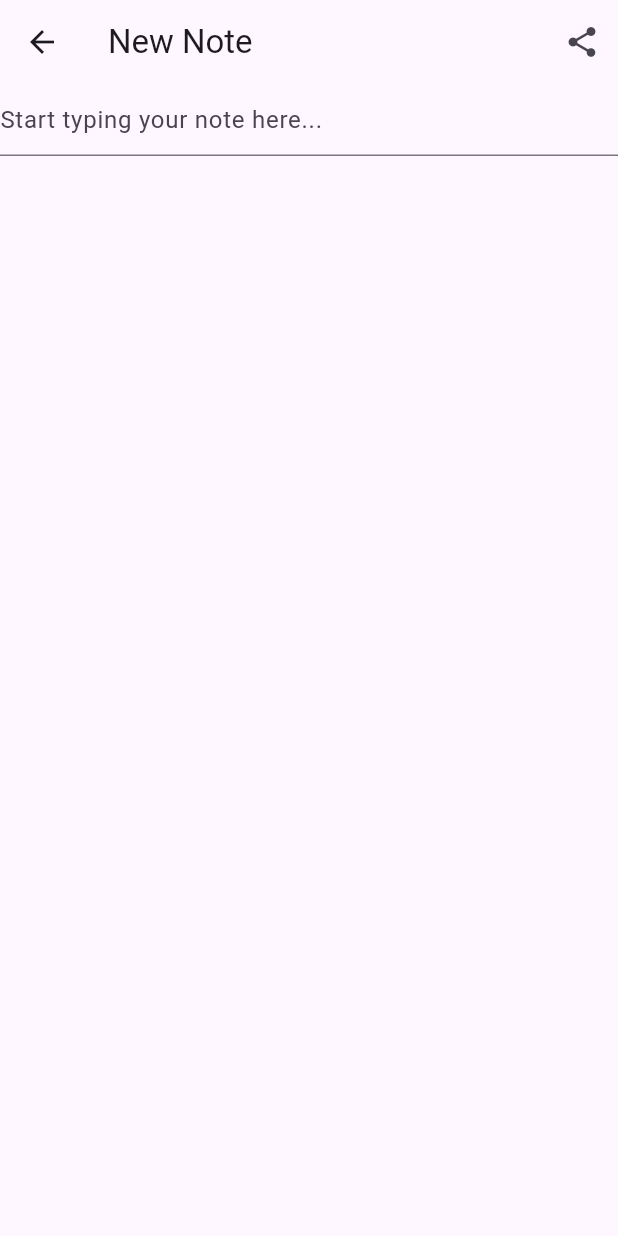
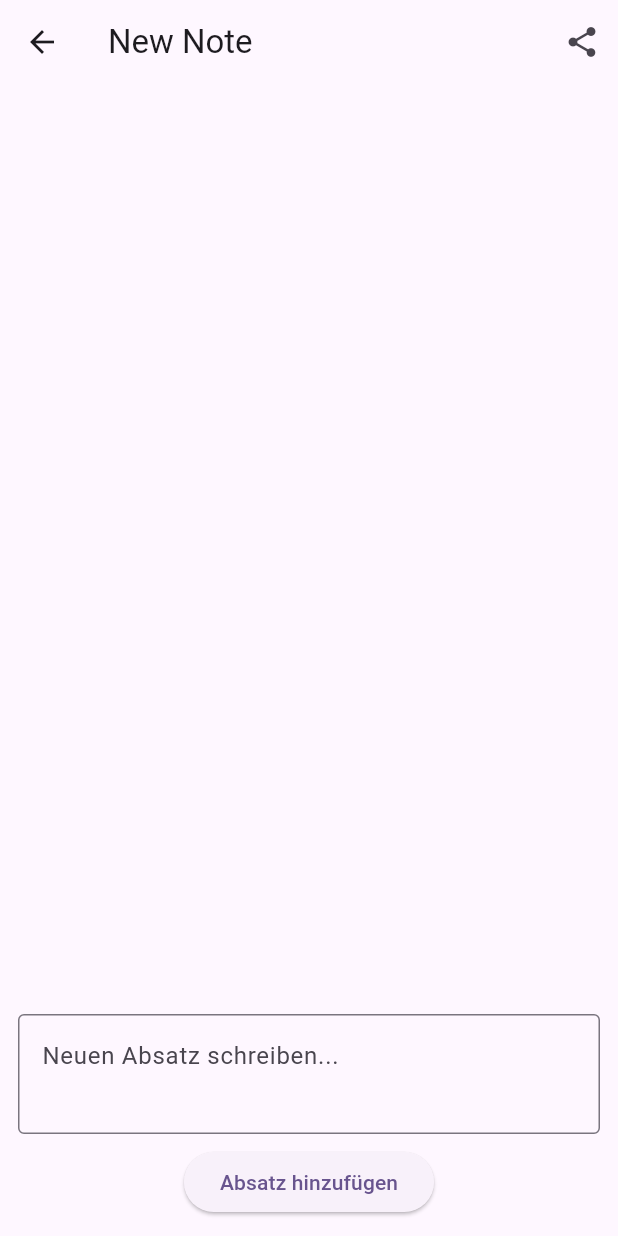
Before and after one commit to LauraRinglstetter/My-Notes, a Flutter app: the NotesView screen opened by its route, after a tap on the "add" icon, on a phone screen of 412 x 824 dp. Run offline on Flutter 3.47's test engine with Material 3 defaults, Android fonts, the phone set to English and light mode, and no system bars; our stand-ins replace cloud_firestore, firebase_auth, firebase_core; accounts and stored records are empty; network calls fail.

Commit message:
Sharing-Funktion erweitert

```diff
--- a/lib/services/cloud/cloud_note.dart
+++ b/lib/services/cloud/cloud_note.dart
@@ -6,12 +6,73 @@ import 'package:flutter/widgets.dart';
 class CloudNote {
   final String documentId;
   final String ownerUserId;
+  final List<NoteParagraph> content;
+  final List<String> sharedWith;
+
+  const CloudNote({
+    required this.documentId,
+    required this.ownerUserId,
+    required this.content,
+    required this.sharedWith,
+  });
+
+  factory CloudNote.fromSnapshot(QueryDocumentSnapshot<Map<String, dynamic>> snapshot) {
+    final data = snapshot.data();
+    final contentList = data[contentFieldName] as List<dynamic>? ?? [];
+    final parsedContent = contentList
+        .map((e) => NoteParagraph.fromMap(e as Map<String, dynamic>))
+        .toList();
+
+    return CloudNote(
+      documentId: snapshot.id,
+      ownerUserId: data[ownerUserIdFieldName] as String,
+      sharedWith: List<String>.from(data[sharedWithFieldName] ?? []),
+      content: parsedContent,
+    );
+  }
+
+  factory CloudNote.fromDocumentSnapshot(DocumentSnapshot<Map<String, dynamic>> snapshot) {
+    final data = snapshot.data()!;
+    final contentList = data[contentFieldName] as List<dynamic>? ?? [];
+    final parsedContent = contentList
+        .map((e) => NoteParagraph.fromMap(e as Map<String, dynamic>))
+        .toList();
+
+    return CloudNote(
+      documentId: snapshot.id,
+      ownerUserId: data[ownerUserIdFieldName] as String,
+      sharedWith: List<String>.from(data[sharedWithFieldName] ?? []),
+      content: parsedContent,
+    );
+  }
+
+}
+
+//damit erkennbar, wer was und wann geschrieben hat:
+class NoteParagraph {
+  final String author;
   final String text;
+  final DateTime timestamp;
 
-  const CloudNote({required this.documentId, required this.ownerUserId, required this.text});
+  NoteParagraph({
+    required this.author,
+    required this.text,
+    required this.timestamp,
+  });
 
-  CloudNote.fromSnapshot(QueryDocumentSnapshot<Map<String, dynamic>> snapshot) :
-    documentId = snapshot.id,
-    ownerUserId = snapshot.data()[ownerUserIdFieldName],
-    text = snapshot.data()[textFieldName] as String;
+  Map<String, dynamic> toMap() {
+    return {
+      'author': author,
+      'text': text,
+      'timestamp': timestamp.toIso8601String(),
+    };
+  }
+
+  factory NoteParagraph.fromMap(Map<String, dynamic> map) {
+    return NoteParagraph(
+      author: map['author'] as String,
+      text: map['text'] as String,
+      timestamp: DateTime.parse(map['timestamp']),
+    );
+  }
 }
--- a/lib/services/cloud/cloud_storage_constants.dart
+++ b/lib/services/cloud/cloud_storage_constants.dart
@@ -1,2 +1,4 @@
 const ownerUserIdFieldName = 'user_id';
-const textFieldName = 'text';
+//const textFieldName = 'text';
+const sharedWithFieldName = 'shared_with';
+const contentFieldName = 'content';
--- a/lib/services/cloud/firebase_cloud_storage.dart
+++ b/lib/services/cloud/firebase_cloud_storage.dart
@@ -19,22 +19,29 @@ class FirebaseCloudStorage {
     }
   }
 
-  Future<void> updateNote({
-    required String documentId,
-    required String text,
-  }) async {
-    try {
-      notes.doc(documentId).update({textFieldName: text});
-    } catch (e) {
-        throw CouldNotUpdateNoteException();
-    }
+  // Future<void> updateNote({
+  //   required String documentId,
+  //   required String text,
+  // }) async {
+  //   try {
+  //     notes.doc(documentId).update({textFieldName: text});
+  //   } catch (e) {
+  //       throw CouldNotUpdateNoteException();
+  //   }
+  // }
+
+  //gibt Live-Stream aller Notizen zurück die Nutzer erstellt hat oder die mit ihm geteilt wurden
+  Stream<Iterable<CloudNote>> allNotes({
+    required String userId,
+    required String userEmail,
+  }) {
+    return notes.snapshots().map((snapshot) {
+      return snapshot.docs
+          .map((doc) => CloudNote.fromSnapshot(doc))
+          .where((note) =>
+              note.ownerUserId == userId || note.sharedWith.contains(userEmail));
+    });
   }
-
-  //gibt Live-Stream aller Notizen eines bestimmten Benutzers zurück
-  Stream<Iterable<CloudNote>> allNotes({required String ownerUserId}) =>
-    notes.snapshots().map((event) => event.docs
-      .map((doc) => CloudNote.fromSnapshot(doc))
-      .where((note) => note.ownerUserId == ownerUserId));
 
   //holt alle Notizen eines bestimmten Nutzers auf der Firestore-Datenbank,
   //gefiltert nach ownerUserId und gibt sie als Liste von CloudNote-Ojekten zurück
@@ -57,15 +64,55 @@ class FirebaseCloudStorage {
   Future<CloudNote> createNewNote({required String ownerUserId}) async {
     final document = await notes.add({
       ownerUserIdFieldName: ownerUserId,
-      textFieldName: '',
+      sharedWithFieldName: [],
+      contentFieldName: [],
     });
     final fetchedNote = await document.get();
+    print('✅ Firestore-Dokument erstellt: ${document.id}');
     return CloudNote(
       documentId: fetchedNote.id,
       ownerUserId: ownerUserId,
-      text: '',
+      sharedWith: [],
+      content: [],
     );
   }
+
+  Future<void> addParagraphToNote({
+    required String noteId,
+    required NoteParagraph paragraph,
+  }) async {
+    final docRef = notes.doc(noteId);
+    await docRef.update({
+      contentFieldName: FieldValue.arrayUnion([paragraph.toMap()])
+    });
+  }
+
+  //Notizen können geteilt werden
+  Future<void> shareNote({
+    required String noteId,
+    required String emailToShareWith,
+  }) async {
+    final doc = notes.doc(noteId);
+    final snapshot = await doc.get();
+
+    final data = snapshot.data();
+    final currentList = List<String>.from(data?[sharedWithFieldName] ?? []);
+    if (!currentList.contains(emailToShareWith)) {
+      currentList.add(emailToShareWith);
+      await doc.update({sharedWithFieldName: currentList});
+    }
+  }
+  //Prüfen, ob der Nutzer mit der E-Mail existiert
+  Future<bool> userExists(String email) async {
+    final query = await FirebaseFirestore.instance
+        .collection('users')
+        .where('email', isEqualTo: email)
+        .get();
+
+    return query.docs.isNotEmpty;
+  }
+
+
 
   //erstellt eine einzige Instanz dieser Klasse, die global verwendet werden kann
   static final FirebaseCloudStorage _shared =
--- a/lib/views/notes/create_update_note_view.dart
+++ b/lib/views/notes/create_update_note_view.dart
@@ -4,7 +4,8 @@ import 'package:firstapp/utilities/generics/get_arguments.dart';
 import 'package:firstapp/services/cloud/cloud_note.dart';
 import 'package:firstapp/services/cloud/firebase_cloud_storage.dart';
 import 'package:flutter/material.dart';
-import 'package:share_plus/share_plus.dart';
+import 'package:firstapp/utilities/dialogs/share_note_dialog.dart';
+
 
 class CreateUpdateNoteView extends StatefulWidget {
   const CreateUpdateNoteView({super.key});
@@ -25,19 +26,19 @@ class _CreateUpdateNoteViewState extends State<CreateUpdateNoteView> {
     super.initState();
   }
 
-  void _textControllerListener() async {
-    final note = _note;
-    if(note == null) {
-      return;
-    }
-    final text = _textController.text;
-    await _notesService.updateNote(documentId: note.documentId, text: text);
-  }
+  // void _textControllerListener() async {
+  //   final note = _note;
+  //   if(note == null) {
+  //     return;
+  //   }
+  //   final text = _textController.text;
+  //   await _notesService.updateNote(documentId: note.documentId, text: text);
+  // }
 
-  void _setupTextControllerListener() {
-    _textController.removeListener(_textControllerListener);
-    _textController.addListener(_textControllerListener);
-  }
+  // void _setupTextControllerListener() {
+  //   _textController.removeListener(_textControllerListener);
+  //   _textController.addListener(_textControllerListener);
+  // }
 
   Future<CloudNote> createOrGetExistingNote(BuildContext context) async {
 
@@ -46,7 +47,6 @@ class _CreateUpdateNoteViewState extends State<CreateUpdateNoteView> {
     //if the note already exists and the user is updating this note:
     if(widgetNote != null) {
       _note = widgetNote;
-      _textController.text = widgetNote.text;
       return widgetNote;
     }
 
@@ -57,29 +57,30 @@ class _CreateUpdateNoteViewState extends State<CreateUpdateNoteView> {
     final currentUser = AuthService.firebase().currentUser!;
     final userId = currentUser.id;
     final newNote = await _notesService.createNewNote(ownerUserId: userId);
+    print('✅ Neue Notiz erstellt: ${newNote.documentId}');
     _note = newNote;
     return newNote;
   }
 
-  void _deleteNoteIfTextIsEmpty() {
-    final note = _note;
-    if (_textController.text.isEmpty && note != null) {
-      _notesService.deleteNote(documentId: note.documentId);
-    }
-  }
+  // void _deleteNoteIfTextIsEmpty() {
+  //   final note = _note;
+  //   if (_textController.text.isEmpty && note != null) {
+  //     _notesService.deleteNote(documentId: note.documentId);
+  //   }
+  // }
 
-  void _saveNoteIfTextNotEmpty() async {
-    final note = _note;
-    final text = _textController.text;
-    if(note != null && text.isNotEmpty) {
-      await _notesService.updateNote(documentId: note.documentId, text: text);
-    }
-  }
+  // void _saveNoteIfTextNotEmpty() async {
+  //   final note = _note;
+  //   final text = _textController.text;
+  //   if(note != null && text.isNotEmpty) {
+  //     await _notesService.updateNote(documentId: note.documentId, text: text);
+  //   }
+  // }
 
   @override
   void dispose() {
-    _deleteNoteIfTextIsEmpty();
-    _saveNoteIfTextNotEmpty();
+    //_deleteNoteIfTextIsEmpty();
+    //_saveNoteIfTextNotEmpty();
     _textController.dispose();
     super.dispose();
   }
@@ -92,12 +93,56 @@ class _CreateUpdateNoteViewState extends State<CreateUpdateNoteView> {
         actions: [
           IconButton(
             onPressed: () async {
-              final text = _textController.text;
-              if(_note == null || text.isEmpty) {
+              final note = _note;
+              //final text = _textController.text;
+
+              if(_note == null || _note!.content.isEmpty) {
                 await showCannotShareEmptyNoteDialog(context);
-              } else {
-                SharePlus.instance.share(ShareParams(text: text));
+                return;
               }
+              await showShareNoteDialog(
+                context: context,
+                onShare: (email) async {
+                  try {
+                    final exists = await _notesService.userExists(email);
+                    if (!exists) {
+                      if (mounted) {
+                        ScaffoldMessenger.of(context).showSnackBar(
+                          const SnackBar(
+                            content: Text('Diese E-Mail ist keinem registrierten Nutzer zugeordnet'),
+                            backgroundColor: Colors.red,
+                          ),
+                        );
+                      }
+                      return;
+                    }
+
+                    await _notesService.shareNote(
+                      noteId: note!.documentId,
+                      emailToShareWith: email,
+                    );
+
+                    if (mounted) {
+                      ScaffoldMessenger.of(context).showSnackBar(
+                        SnackBar(
+                          content: Text('Notiz erfolgreich geteilt mit $email'),
+                          backgroundColor: Colors.green,
+                        ),
+                      );
+                    }
+                  } catch (e) {
+                    if (mounted) {
+                      ScaffoldMessenger.of(context).showSnackBar(
+                        const SnackBar(
+                          content: Text('Fehler beim Teilen der Notiz'),
+                          backgroundColor: Colors.red,
+                        ),
+                      );
+                    }
+                  }
+                }
+
+              );
             },
             icon: const Icon(Icons.share))
         ]
@@ -107,17 +152,78 @@ class _CreateUpdateNoteViewState extends State<CreateUpdateNoteView> {
         builder: (context, snapshot) {
           switch (snapshot.connectionState) {
             case ConnectionState.done:
-              _setupTextControllerListener();
-              return TextField(
-                controller: _textController,
-                keyboardType: TextInputType.multiline,
-                maxLines: null,
-                decoration: const InputDecoration(
-                  hintText: 'Start typing your note here...'
-                ),
+              //_setupTextControllerListener();
+
+              final note = _note!;
+              final paragraphs = note.content;
+
+              return Column(
+                children: [
+                  // Liste der bisherigen Absätze
+                  Expanded(
+                    child: ListView.builder(
+                      itemCount: paragraphs.length,
+                      itemBuilder: (context, index) {
+                        final p = paragraphs[index];
+                        return ListTile(
+                          title: Text(p.text),
+                          subtitle: Text('${p.author} • ${p.timestamp.toLocal()}'),
+                        );
+                      },
+                    ),
+                  ),
+
+                  // Eingabefeld + Button
+                  Padding(
+                    padding: const EdgeInsets.all(12.0),
+                    child: Column(
+                      children: [
+                        TextField(
+                          controller: _textController,
+                          keyboardType: TextInputType.multiline,
+                          minLines: 2,
+                          maxLines: 5,
+                          decoration: const InputDecoration(
+                            hintText: 'Neuen Absatz schreiben...',
+                            border: OutlineInputBorder(),
+                          ),
+                        ),
+                        const SizedBox(height: 8),
+                        ElevatedButton(
+                          onPressed: () async {
+                            final text = _textController.text.trim();
+                            if (text.isEmpty) return;
+
+                            final user = AuthService.firebase().currentUser!;
+                            final paragraph = NoteParagraph(
+                              author: user.email,
+                              text: text,
+                              timestamp: DateTime.now(),
+                            );
+
+                            await _notesService.addParagraphToNote(
+                              noteId: note.documentId,
+                              paragraph: paragraph,
+                            );
+
+                            _textController.clear();
+
+                            // Notiz aktualisiert neu laden
+                            final updatedNoteSnapshot = await _notesService.notes.doc(note.documentId).get();
+                            setState(() {
+                              _note = CloudNote.fromDocumentSnapshot(updatedNoteSnapshot);
+                            });
+                          },
+                          child: const Text('Absatz hinzufügen'),
+
+                        )
+                      ],
+                    ),
+                  ),
+                ],
               );
-            default:
-            return const CircularProgressIndicator();
+              default:
+                return const Center(child: CircularProgressIndicator());
           }
         },
       ),
--- a/lib/views/notes/notes_list_view.dart
+++ b/lib/views/notes/notes_list_view.dart
@@ -29,11 +29,17 @@ class NotesListView extends StatelessWidget {
             onTap(note);
           },
           title: Text(
-            note.text,
+            note.content.isNotEmpty ? note.content.last.text : '[Keine Inhalte]',
             maxLines: 1,
             softWrap: true,
             overflow: TextOverflow.ellipsis,
           ),
+          subtitle: note.sharedWith.isNotEmpty
+            ? Text(
+                'Geteilt mit: ${note.sharedWith.join(', ')}',
+                style: TextStyle(fontSize: 12, color: Colors.grey[600]),
+              )
+            : null,
           trailing: IconButton(
             onPressed: () async {
               final shouldDelete = await showDeleteDialog(context);
--- a/lib/views/notes/notes_view.dart
+++ b/lib/views/notes/notes_view.dart
@@ -26,6 +26,9 @@ class _NotesViewState extends State<NotesView> {
 
   @override
   Widget build(BuildContext context) {
+    final user = AuthService.firebase().currentUser!;
+    final userEmail = user.email;
+    final userId = user.id;
     return Scaffold(
       appBar: AppBar (
         title: const Text('Your Notes'),
@@ -63,7 +66,10 @@ class _NotesViewState extends State<NotesView> {
         ],
       ),
       body: StreamBuilder (
-        stream: _notesService.allNotes(ownerUserId: userId),
+        stream: _notesService.allNotes(
+          userId: userId,
+          userEmail: userEmail,
+        ),
         builder: (context, snapshot) {
           switch (snapshot.connectionState) {
             case ConnectionState.waiting:
```
Also changed, not shown: lib/services/auth/firebase_auth_provider.dart (+18 -10 lines), lib/utilities/dialogs/share_note_dialog.dart (+23 -15 lines).
